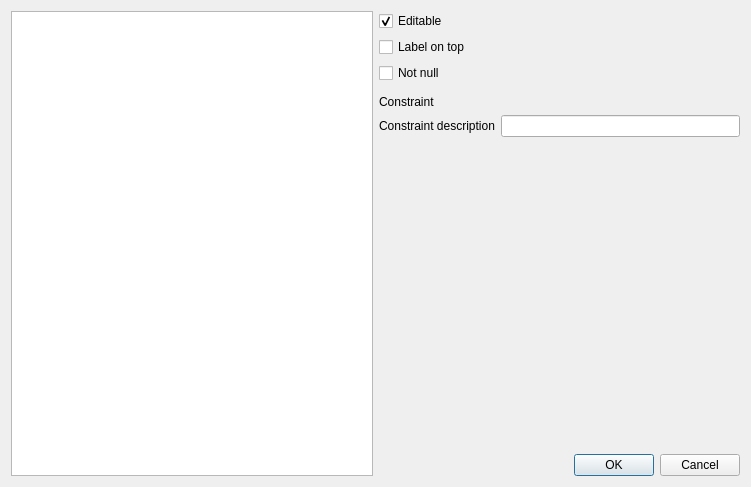
Old version of the form src/ui/qgsattributetypeedit.ui in the repository carsmie/QGIS.
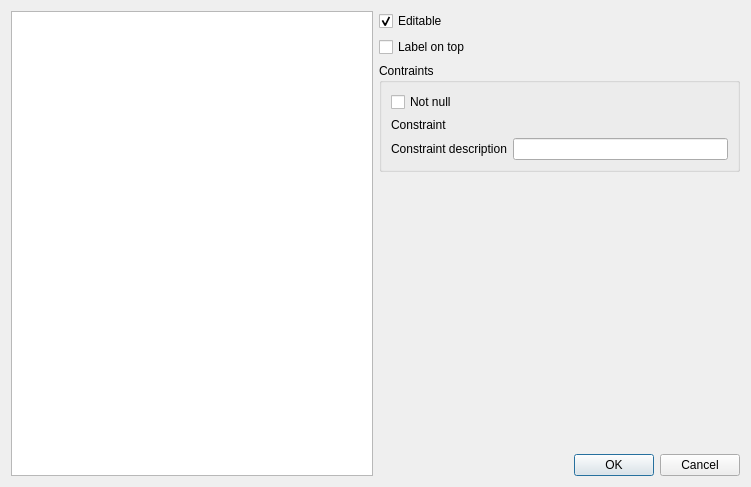
New version of the form. Custom widgets are drawn as their Qt base class.

Commit message: Move field contraint config widgets into a group box

```diff
--- a/src/ui/qgsattributetypeedit.ui
+++ b/src/ui/qgsattributetypeedit.ui
@@ -14,14 +14,54 @@
    <string>Edit Widget Properties</string>
   </property>
   <layout class="QGridLayout" name="gridLayout">
-   <item row="0" column="1">
-    <widget class="QCheckBox" name="isFieldEditableCheckBox">
-     <property name="text">
-      <string>Editable</string>
+   <item row="2" column="1">
+    <widget class="QgsCollapsibleGroupBox" name="groupBox">
+     <property name="title">
+      <string>Contraints</string>
      </property>
-     <property name="checked">
-      <bool>true</bool>
-     </property>
+     <layout class="QVBoxLayout" name="verticalLayout">
+      <item>
+       <widget class="QCheckBox" name="notNullCheckBox">
+        <property name="text">
+         <string>Not null</string>
+        </property>
+       </widget>
+      </item>
+      <item>
+       <layout class="QHBoxLayout" name="horizontalLayout_2">
+        <property name="topMargin">
+         <number>0</number>
+        </property>
+        <item>
+         <widget class="QLabel" name="label">
+          <property name="text">
+           <string>Constraint</string>
+          </property>
+         </widget>
+        </item>
+        <item>
+         <widget class="QgsFieldExpressionWidget" name="constraintExpression" native="true"/>
+        </item>
+       </layout>
+      </item>
+      <item>
+       <layout class="QHBoxLayout" name="horizontalLayout">
+        <property name="bottomMargin">
+         <number>0</number>
+        </property>
+        <item>
+         <widget class="QLabel" name="label_2">
+          <property name="text">
+           <string>Constraint description</string>
+          </property>
+         </widget>
+        </item>
+        <item>
+         <widget class="QLineEdit" name="constraintExpressionDescription"/>
+        </item>
+       </layout>
+      </item>
+     </layout>
     </widget>
    </item>
    <item row="1" column="1">
@@ -50,47 +90,16 @@
    <item row="6" column="1">
     <widget class="QStackedWidget" name="stackedWidget"/>
    </item>
-   <item row="2" column="1">
-    <widget class="QCheckBox" name="notNullCheckBox">
+   <item row="0" column="1">
+    <widget class="QCheckBox" name="isFieldEditableCheckBox">
      <property name="text">
-      <string>Not null</string>
+      <string>Editable</string>
+     </property>
+     <property name="checked">
+      <bool>true</bool>
      </property>
     </widget>
    </item>
-   <item row="4" column="1">
-    <layout class="QHBoxLayout" name="horizontalLayout_2">
-     <property name="topMargin">
-      <number>0</number>
-     </property>
-     <item>
-      <widget class="QLabel" name="label">
-       <property name="text">
-        <string>Constraint</string>
-       </property>
-      </widget>
-     </item>
-     <item>
-      <widget class="QgsFieldExpressionWidget" name="constraintExpression" native="true"/>
-     </item>
-    </layout>
-   </item>
-   <item row="5" column="1">
-    <layout class="QHBoxLayout" name="horizontalLayout">
-     <property name="bottomMargin">
-      <number>0</number>
-     </property>
-     <item>
-      <widget class="QLabel" name="label_2">
-       <property name="text">
-        <string>Constraint description</string>
-       </property>
-      </widget>
-     </item>
-     <item>
-      <widget class="QLineEdit" name="constraintExpressionDescription"/>
-     </item>
-    </layout>
-   </item>
   </layout>
  </widget>
  <customwidgets>
@@ -100,6 +109,12 @@
    <header>qgsfieldexpressionwidget.h</header>
    <container>1</container>
   </customwidget>
+  <customwidget>
+   <class>QgsCollapsibleGroupBox</class>
+   <extends>QGroupBox</extends>
+   <header>qgscollapsiblegroupbox.h</header>
+   <container>1</container>
+  </customwidget>
  </customwidgets>
  <tabstops>
   <tabstop>selectionListWidget</tabstop>
```
Left out of the diff: 8 changed lines with no effect on the pictures.
